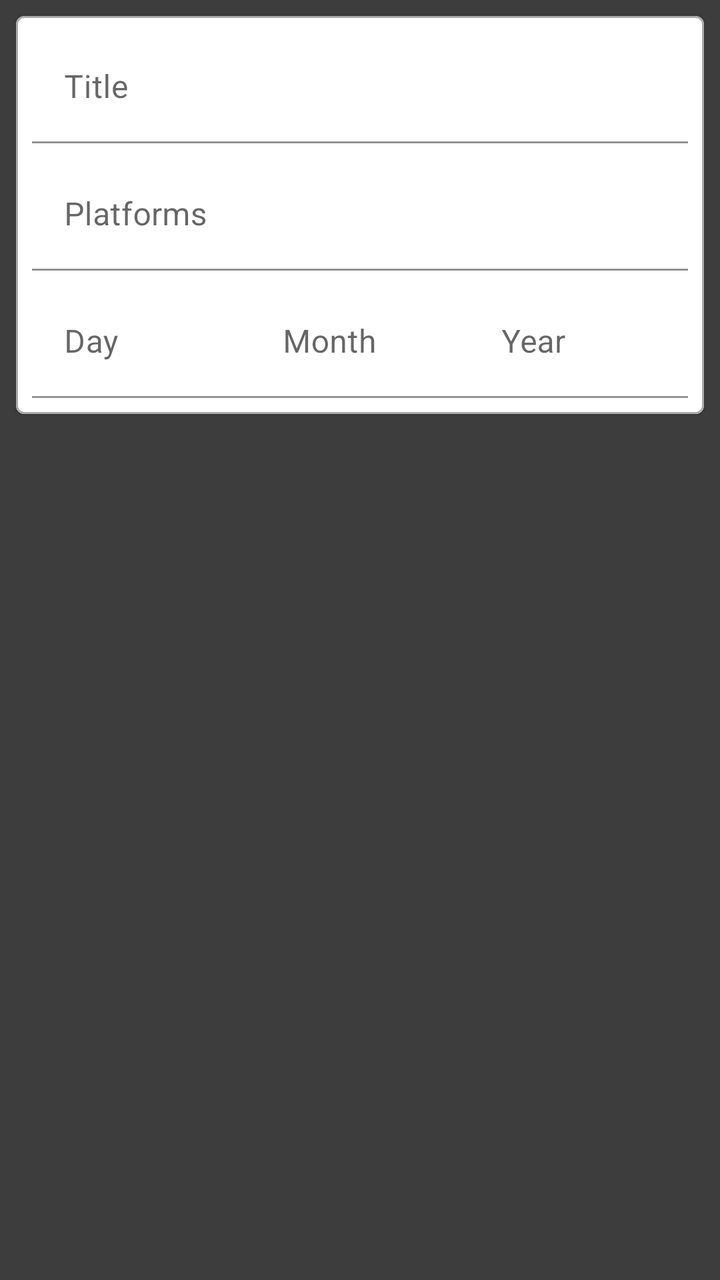
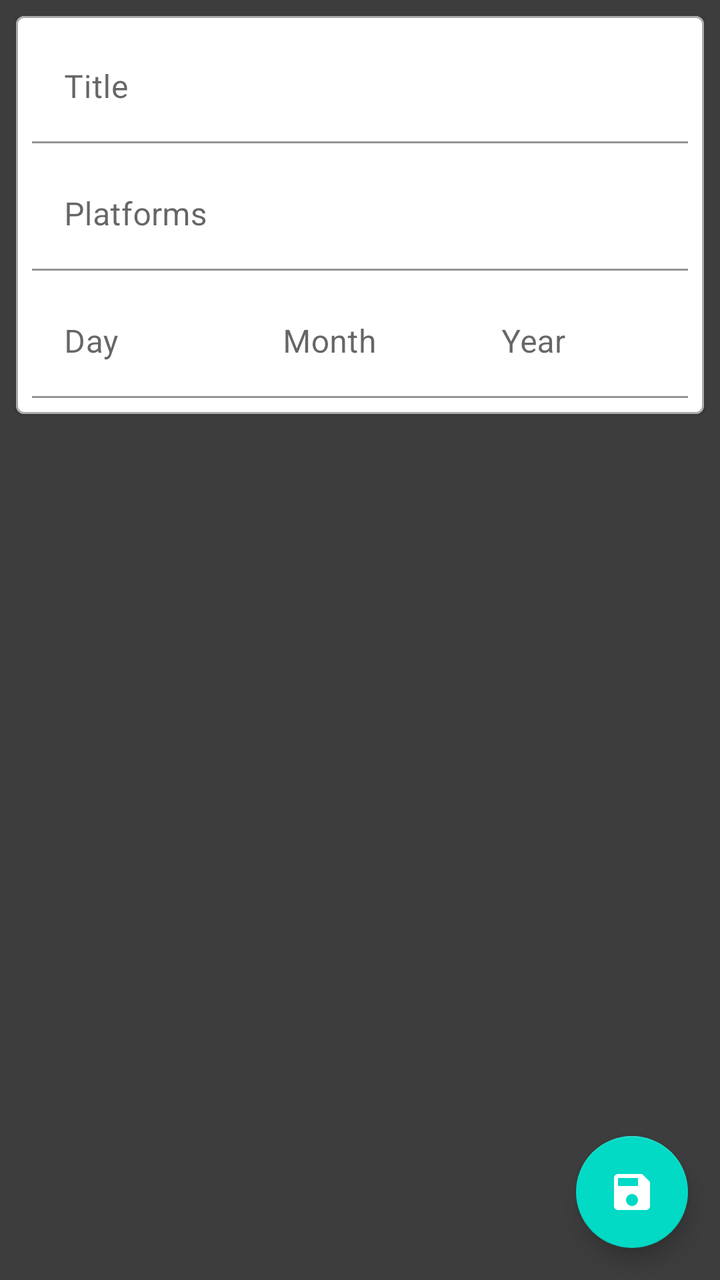

An Android layout rendered at two revisions. The XML below is the earlier revision; the diff shows what the commit changed to produce the second picture.
<!-- AndroidManifest.xml: application theme AppTheme -->
<!-- res/layout/fragment_add_game.xml -->
<?xml version="1.0" encoding="utf-8"?>
<androidx.constraintlayout.widget.ConstraintLayout xmlns:android="http://schemas.android.com/apk/res/android"
    xmlns:app="http://schemas.android.com/apk/res-auto"
    xmlns:tools="http://schemas.android.com/tools"
    android:layout_width="match_parent"
    android:layout_height="match_parent"
    android:background="@color/colorBackgroundDark"
    tools:context=".ui.AddGameFragment">

    <com.google.android.material.card.MaterialCardView
        android:id="@+id/item_game"
        android:layout_width="match_parent"
        android:layout_height="wrap_content"
        android:layout_margin="8dp"
        app:layout_constraintEnd_toEndOf="parent"
        app:layout_constraintStart_toStartOf="parent"
        app:layout_constraintTop_toTopOf="parent"
        app:strokeColor="@android:color/darker_gray"
        app:strokeWidth="1dp">

        <androidx.constraintlayout.widget.ConstraintLayout
            android:layout_width="match_parent"
            android:layout_height="wrap_content">

            <com.google.android.material.textfield.TextInputLayout
                android:id="@+id/tfTitle"
                android:layout_width="match_parent"
                android:layout_height="wrap_content"
                android:layout_marginStart="8dp"
                android:layout_marginTop="8dp"
                android:layout_marginEnd="8dp"
                android:hint="Title"
                app:boxBackgroundColor="@android:color/transparent"
                app:layout_constraintEnd_toEndOf="parent"
                app:layout_constraintStart_toStartOf="parent"
                app:layout_constraintTop_toTopOf="parent">

                <com.google.android.material.textfield.TextInputEditText
                    android:layout_width="match_parent"
                    android:layout_height="wrap_content" />

            </com.google.android.material.textfield.TextInputLayout>

            <com.google.android.material.textfield.TextInputLayout
                android:id="@+id/tfPlatforms"
                android:layout_width="match_parent"
                android:layout_height="wrap_content"
                android:layout_marginStart="8dp"
                android:layout_marginTop="8dp"
                android:layout_marginEnd="8dp"
                android:hint="Platforms"
                app:boxBackgroundColor="@android:color/transparent"
                app:layout_constraintEnd_toEndOf="parent"
                app:layout_constraintStart_toStartOf="parent"
                app:layout_constraintTop_toBottomOf="@id/tfTitle">

                <com.google.android.material.textfield.TextInputEditText
                    android:layout_width="match_parent"
                    android:layout_height="wrap_content" />

            </com.google.android.material.textfield.TextInputLayout>

            <com.google.android.material.textfield.TextInputLayout
                android:id="@+id/tfReleaseDateDay"
                android:layout_width="0dp"
                android:layout_height="wrap_content"
                android:layout_marginStart="8dp"
                android:layout_marginTop="8dp"
                android:layout_marginBottom="8dp"
                android:hint="Day"
                app:boxBackgroundColor="@android:color/transparent"
                app:layout_constraintBottom_toBottomOf="parent"
                app:layout_constraintEnd_toStartOf="@id/tfReleaseDateMonth"
                app:layout_constraintStart_toStartOf="parent"
                app:layout_constraintTop_toBottomOf="@id/tfPlatforms">

                <com.google.android.material.textfield.TextInputEditText
                    android:layout_width="match_parent"
                    android:layout_height="wrap_content" />

            </com.google.android.material.textfield.TextInputLayout>

            <com.google.android.material.textfield.TextInputLayout
                android:id="@+id/tfReleaseDateMonth"
                android:layout_width="0dp"
                android:layout_height="wrap_content"
                android:layout_marginTop="8dp"
                android:layout_marginBottom="8dp"
                android:hint="Month"
                app:boxBackgroundColor="@android:color/transparent"
                app:layout_constraintBottom_toBottomOf="parent"
                app:layout_constraintEnd_toStartOf="@id/tfReleaseDateYear"
                app:layout_constraintStart_toEndOf="@id/tfReleaseDateDay"
                app:layout_constraintTop_toBottomOf="@id/tfPlatforms">

                <com.google.android.material.textfield.TextInputEditText
                    android:layout_width="match_parent"
                    android:layout_height="wrap_content" />

            </com.google.android.material.textfield.TextInputLayout>

            <com.google.android.material.textfield.TextInputLayout
                android:id="@+id/tfReleaseDateYear"
                android:layout_width="0dp"
                android:layout_height="wrap_content"
                android:layout_marginTop="8dp"
                android:layout_marginEnd="8dp"
                android:layout_marginBottom="8dp"
                android:hint="Year"
                app:boxBackgroundColor="@android:color/transparent"
                app:layout_constraintBottom_toBottomOf="parent"
                app:layout_constraintEnd_toEndOf="parent"
                app:layout_constraintStart_toEndOf="@id/tfReleaseDateMonth"
                app:layout_constraintTop_toBottomOf="@id/tfPlatforms">

                <com.google.android.material.textfield.TextInputEditText
                    android:layout_width="match_parent"
                    android:layout_height="wrap_content" />

            </com.google.android.material.textfield.TextInputLayout>

        </androidx.constraintlayout.widget.ConstraintLayout>
    </com.google.android.material.card.MaterialCardView>
</androidx.constraintlayout.widget.ConstraintLayout>
<!-- resources referenced by this layout -->
<resources>
  <color name="colorBackgroundDark">#3d3d3d</color>
  <style name="AppTheme" parent="Theme.MaterialComponents.Light.DarkActionBar">
          
          <item name="colorPrimary">@color/colorPrimary</item>
          <item name="colorPrimaryDark">@color/colorPrimaryDark</item>
          <item name="colorAccent">@color/colorAccent</item>
      </style>
  <color name="colorPrimary">#009688</color>
  <color name="colorPrimaryDark">#00796B</color>
  <color name="colorAccent">#00695C</color>
</resources>

<!-- the commit's change to res/layout/fragment_add_game.xml (unified diff, before → after) -->
@@ -6,6 +6,18 @@
     android:layout_height="match_parent"
     android:background="@color/colorBackgroundDark"
     tools:context=".ui.AddGameFragment">
+
+    <com.google.android.material.floatingactionbutton.FloatingActionButton
+        android:id="@+id/floatingActionButton"
+        android:layout_width="wrap_content"
+        android:layout_height="wrap_content"
+        android:layout_marginEnd="16dp"
+        android:layout_marginBottom="16dp"
+        android:clickable="true"
+        android:src="@drawable/ic_save_black_24dp"
+        app:tint="@android:color/white"
+        app:layout_constraintBottom_toBottomOf="parent"
+        app:layout_constraintEnd_toEndOf="parent" />
 
     <com.google.android.material.card.MaterialCardView
         android:id="@+id/item_game"
<!-- resource entries referenced after the edit -->
@@ -1,6 +1,16 @@
 <!-- resources referenced by this layout -->
 <resources>
   <color name="colorBackgroundDark">#3d3d3d</color>
+  <!-- drawable ic_save_black_24dp (drawable) -->
+  <vector xmlns:android="http://schemas.android.com/apk/res/android"
+      android:width="24dp"
+      android:height="24dp"
+      android:viewportWidth="24"
+      android:viewportHeight="24">
+    <path
+        android:pathData="M17,3L5,3c-1.11,0 -2,0.9 -2,2v14c0,1.1 0.89,2 2,2h14c1.1,0 2,-0.9 2,-2L21,7l-4,-4zM12,19c-1.66,0 -3,-1.34 -3,-3s1.34,-3 3,-3 3,1.34 3,3 -1.34,3 -3,3zM15,9L5,9L5,5h10v4z"
+        android:fillColor="#000000"/>
+  </vector>
   <style name="AppTheme" parent="Theme.MaterialComponents.Light.DarkActionBar">
           
           <item name="colorPrimary">@color/colorPrimary</item>
